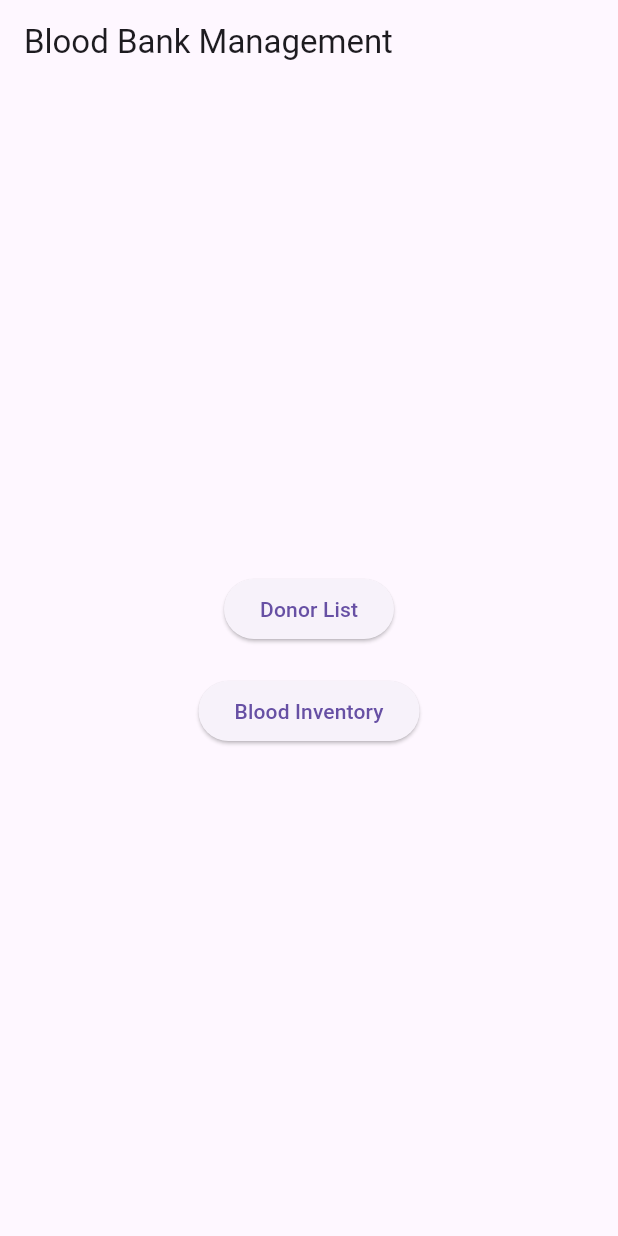
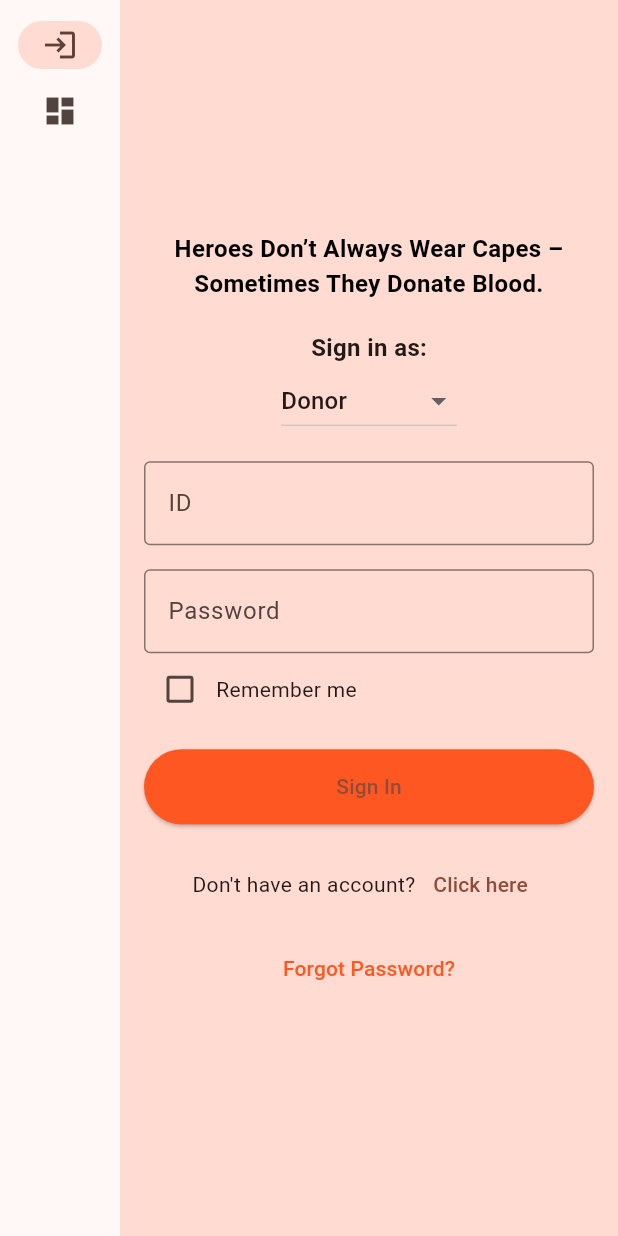
Before and after one commit to SamikshyaBhusal/blood_bank_app, a Flutter app: the screen it shows after launch, on a phone screen of 412 x 824 dp. Run offline on Flutter 3.47's test engine with Material 3 defaults, Android fonts, the phone set to English and light mode, and no system bars.

Commit message:
Initial commit

```diff
--- a/analysis_options.yaml
+++ b/analysis_options.yaml
@@ -1,28 +1,11 @@
-# This file configures the analyzer, which statically analyzes Dart code to
-# check for errors, warnings, and lints.
-#
-# The issues identified by the analyzer are surfaced in the UI of Dart-enabled
-# IDEs (https://dart.dev/tools#ides-and-editors). The analyzer can also be
-# invoked from the command line by running `flutter analyze`.
-
-# The following line activates a set of recommended lints for Flutter apps,
-# packages, and plugins designed to encourage good coding practices.
 include: package:flutter_lints/flutter.yaml
 
 linter:
-  # The lint rules applied to this project can be customized in the
-  # section below to disable rules from the `package:flutter_lints/flutter.yaml`
-  # included above or to enable additional rules. A list of all available lints
-  # and their documentation is published at https://dart.dev/lints.
-  #
-  # Instead of disabling a lint rule for the entire project in the
-  # section below, it can also be suppressed for a single line of code
-  # or a specific dart file by using the `// ignore: name_of_lint` and
-  # `// ignore_for_file: name_of_lint` syntax on the line or in the file
-  # producing the lint.
   rules:
-    # avoid_print: false  # Uncomment to disable the `avoid_print` rule
-    # prefer_single_quotes: true  # Uncomment to enable the `prefer_single_quotes` rule
-
-# Additional information about this file can be found at
-# https://dart.dev/guides/language/analysis-options
+    avoid_print: false
+    prefer_const_constructors_in_immutables: false
+    prefer_const_constructors: false
+    prefer_const_literals_to_create_immutables: false
+    prefer_final_fields: false
+    unnecessary_breaks: true
+    use_key_in_widget_constructors: false
--- /dev/null
+++ b/devtools_options.yaml
@@ -0,0 +1,3 @@
+description: This file stores settings for Dart & Flutter DevTools.
+documentation: https://docs.flutter.dev/tools/devtools/extensions#configure-extension-enablement-states
+extensions:
--- a/lib/main.dart
+++ b/lib/main.dart
@@ -1,96 +1,219 @@
 import 'package:flutter/material.dart';
+import 'package:provider/provider.dart';
 
-void main() => runApp(BloodBankApp());
+void main() {
+  runApp(BloodDonationApp());
+}
 
-class BloodBankApp extends StatelessWidget {
+class BloodDonationApp extends StatelessWidget {
   @override
   Widget build(BuildContext context) {
-    return MaterialApp(
-      title: 'Blood Bank Management',
-      theme: ThemeData(primarySwatch: Colors.red),
-      home: HomeScreen(),
-    );
-  }
-}
-
-class HomeScreen extends StatelessWidget {
-  @override
-  Widget build(BuildContext context) {
-    return Scaffold(
-      appBar: AppBar(title: Text('Blood Bank Management')),
-      body: Center(
-        child: Column(
-          mainAxisAlignment: MainAxisAlignment.center,
-          children: <Widget>[
-            ElevatedButton(
-              child: Text('Donor List'),
-              onPressed: () {
-                Navigator.push(
-                  context,
-                  MaterialPageRoute(builder: (context) => DonorListScreen()),
-                );
-              },
-            ),
-            SizedBox(height: 20),
-            ElevatedButton(
-              child: Text('Blood Inventory'),
-              onPressed: () {
-                Navigator.push(
-                  context,
-                  MaterialPageRoute(builder: (context) => InventoryScreen()),
-                );
-              },
-            ),
-          ],
+    return ChangeNotifierProvider(
+      create: (context) => MyAppState(),
+      child: MaterialApp(
+        debugShowCheckedModeBanner: false,
+        title: 'Blood Donation App',
+        theme: ThemeData(
+          useMaterial3: true,
+          colorScheme: ColorScheme.fromSeed(seedColor: Colors.deepOrange),
         ),
+        home: MyHomePage(),
       ),
     );
   }
 }
 
-class DonorListScreen extends StatelessWidget {
-  final List<String> donors = ['John Doe', 'Jane Smith', 'Bob Johnson'];
+class MyAppState extends ChangeNotifier {
+  // State for login page
+  String selectedRole = 'Donor';
+  bool rememberMe = false;
+
+  void toggleRememberMe() {
+    rememberMe = !rememberMe;
+    notifyListeners();
+  }
+
+  void updateRole(String role) {
+    selectedRole = role;
+    notifyListeners();
+  }
+}
+
+class MyHomePage extends StatefulWidget {
+  @override
+  State<MyHomePage> createState() => _MyHomePageState();
+}
+
+class _MyHomePageState extends State<MyHomePage> {
+  var selectedIndex = 0;
 
   @override
   Widget build(BuildContext context) {
+    Widget page = Placeholder();
+    switch (selectedIndex) {
+      case 0:
+        page = LoginPage();
+        break;
+      // Future case for other pages like Dashboard
+      case 1:
+        page = Center(child: Text("Other Features Coming Soon"));
+        break;
+    }
+
     return Scaffold(
-      appBar: AppBar(title: Text('Donor List')),
-      body: ListView.builder(
-        itemCount: donors.length,
-        itemBuilder: (context, index) {
-          return ListTile(
-            title: Text(donors[index]),
-            onTap: () {
-              // TODO: Implement donor details screen
-            },
-          );
-        },
+      body: Row(
+        children: [
+          SafeArea(
+            child: NavigationRail(
+              extended: false,
+              destinations: [
+                NavigationRailDestination(
+                  icon: Icon(Icons.login),
+                  label: Text('Login'),
+                ),
+                NavigationRailDestination(
+                  icon: Icon(Icons.dashboard),
+                  label: Text('Dashboard'),
+                ),
+              ],
+              selectedIndex: selectedIndex,
+              onDestinationSelected: (value) {
+                setState(() {
+                  selectedIndex = value;
+                });
+              },
+            ),
+          ),
+          Expanded(
+            child: Container(
+              color: Theme.of(context).colorScheme.primaryContainer,
+              child: page,
+            ),
+          ),
+        ],
       ),
     );
   }
 }
 
-class InventoryScreen extends StatelessWidget {
-  final Map<String, int> inventory = {
-    'A+': 10,
-    'B+': 15,
-    'O+': 20,
-    'AB+': 5,
-  };
+class LoginPage extends StatelessWidget {
+  final TextEditingController idController = TextEditingController();
+  final TextEditingController passwordController = TextEditingController();
 
   @override
   Widget build(BuildContext context) {
-    return Scaffold(
-      appBar: AppBar(title: Text('Blood Inventory')),
-      body: ListView.builder(
-        itemCount: inventory.length,
-        itemBuilder: (context, index) {
-          String bloodType = inventory.keys.elementAt(index);
-          int units = inventory[bloodType]!;
-          return ListTile(
-            title: Text('$bloodType: $units units'),
-          );
-        },
+    var appState = context.watch<MyAppState>();
+
+    return Padding(
+      padding: const EdgeInsets.all(16.0),
+      child: Column(
+        mainAxisAlignment: MainAxisAlignment.center,
+        children: [
+// Add Slogan
+          Text(
+            "Heroes Don’t Always Wear Capes – Sometimes They Donate Blood.",
+            style: TextStyle(
+              fontSize: 16,
+              fontWeight: FontWeight.bold,
+              color: Colors.black,
+            ),
+            textAlign: TextAlign.center,
+          ),
+          SizedBox(height: 20), // Add some space below the slogan
+
+          // Role Selection
+          Text(
+            'Sign in as:',
+            style: TextStyle(fontSize: 16, fontWeight: FontWeight.bold),
+          ),
+          DropdownButton<String>(
+            value: appState.selectedRole,
+            items: ['Donor', 'Receiver', 'Organization', 'Hospital']
+                .map((role) => DropdownMenuItem(
+                      value: role,
+                      child: Text(role),
+                    ))
+                .toList(),
+            onChanged: (value) {
+              appState.updateRole(value!);
+            },
+          ),
+          SizedBox(height: 16),
+
+          // ID Field
+          TextField(
+            controller: idController,
+            decoration: InputDecoration(
+              labelText: 'ID',
+              border: OutlineInputBorder(),
+            ),
+          ),
+          SizedBox(height: 16),
+
+          // Password Field
+          TextField(
+            controller: passwordController,
+            obscureText: true,
+            decoration: InputDecoration(
+              labelText: 'Password',
+              border: OutlineInputBorder(),
+            ),
+          ),
+
+          // Remember Me
+          Row(
+            children: [
+              Checkbox(
+                value: appState.rememberMe,
+                onChanged: (value) {
+                  appState.toggleRememberMe();
+                },
+              ),
+              Text('Remember me'),
+            ],
+          ),
+          SizedBox(height: 16),
+
+          // Sign-In Button
+          ElevatedButton(
+            onPressed: () {
+              // Handle sign-in logic
+              print('Sign in as ${appState.selectedRole}');
+            },
+            style: ElevatedButton.styleFrom(
+              backgroundColor: Colors.deepOrange,
+              minimumSize: Size(double.infinity, 50),
+            ),
+            child: Text('Sign In'),
+          ),
+          SizedBox(height: 16),
+
+          // Create Account Link
+          Row(
+            mainAxisAlignment: MainAxisAlignment.center,
+            children: [
+              Text("Don't have an account?"),
+              TextButton(
+                onPressed: () {
+                  // Navigate to Sign Up Page
+                },
+                child: Text('Click here'),
+              ),
+            ],
+          ),
+          SizedBox(height: 8),
+
+          // Forgot Password Link
+          TextButton(
+            onPressed: () {
+              // Navigate to Forgot Password Page
+            },
+            child: Text(
+              'Forgot Password?',
+              style: TextStyle(color: Colors.deepOrange),
+            ),
+          ),
+        ],
       ),
     );
   }
```
Also changed, not shown: pubspec.yaml (+7 -72 lines), pubspec.lock, 1 other file.
